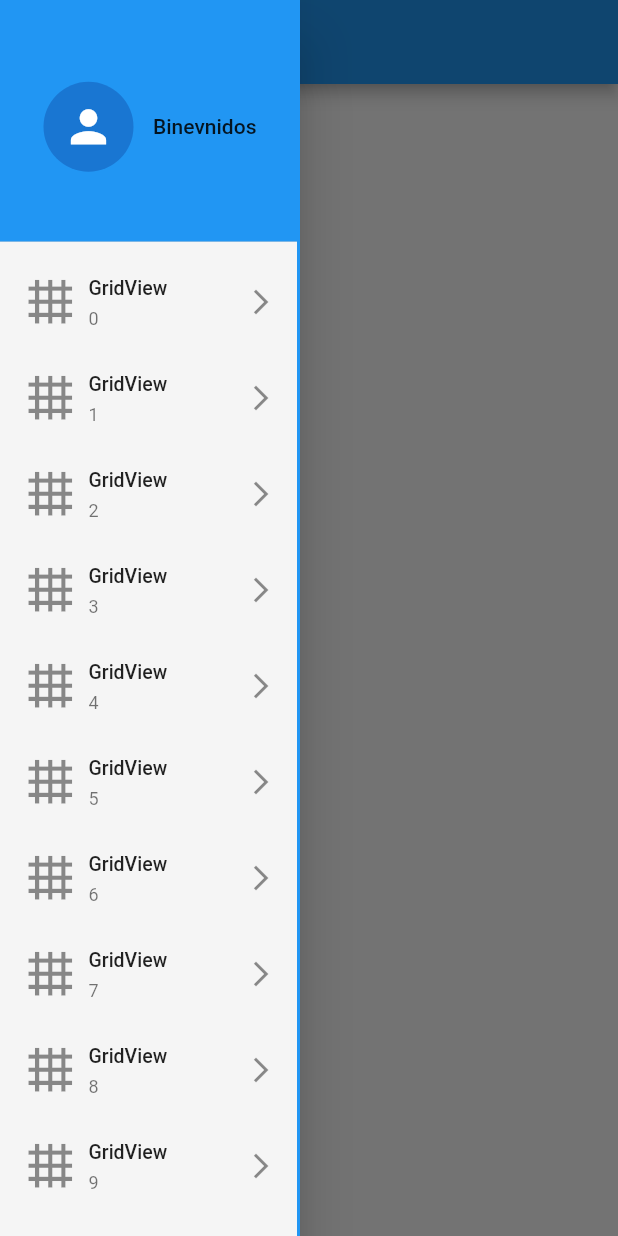
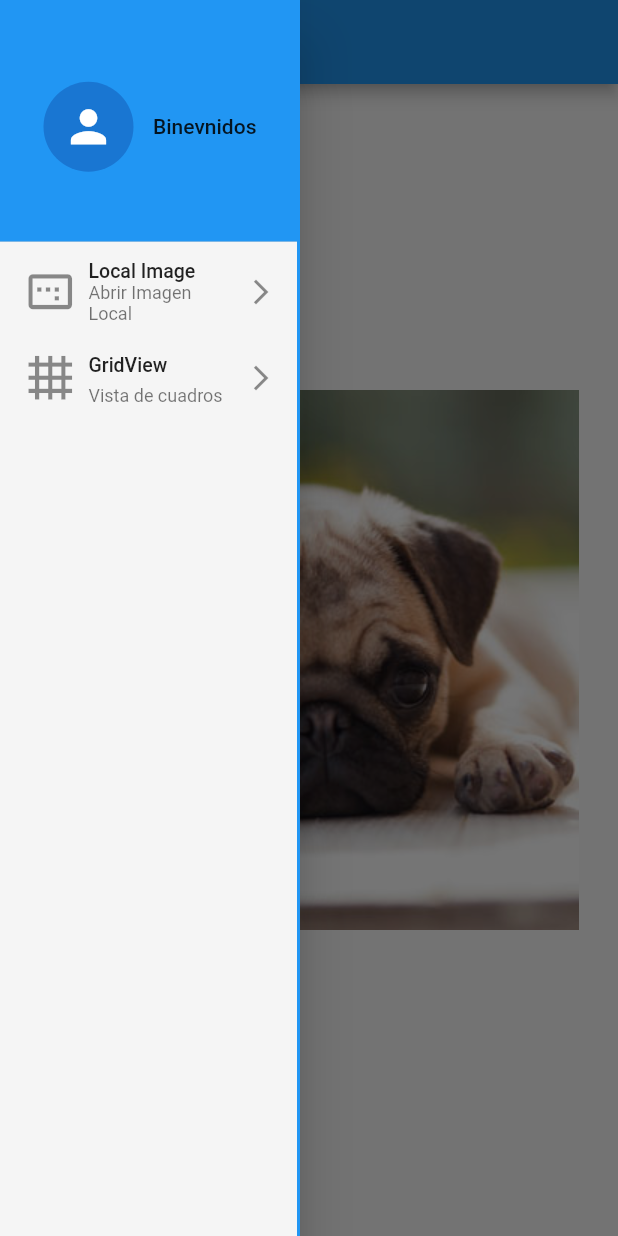
Before and after one commit to geeklagunero/tools_flutter, a Flutter app: the screen it shows after launch, with the side drawer open, on a phone screen of 412 x 824 dp. Run offline on Flutter 3.47's test engine with Material 2 defaults, Android fonts, the phone set to English and light mode, and no system bars.

Commit message:
terminar navegacion drawer

```diff
--- a/lib/src/Pages/home_page.dart
+++ b/lib/src/Pages/home_page.dart
@@ -1,14 +1,38 @@
 import 'package:flutter/material.dart';
+import 'package:my_tools/src/Pages/local_image.dart';
+import 'package:my_tools/src/Pages/my_pageview.dart';
 import 'package:my_tools/src/Widgets/my_drawer.dart';
 
-class HomePage extends StatelessWidget {
+class HomePage extends StatefulWidget {
   const HomePage({Key? key}) : super(key: key);
 
   @override
+  State<HomePage> createState() => _HomePageState();
+}
+
+class _HomePageState extends State<HomePage> {
+
+  int index = 0;
+
+  @override
   Widget build(BuildContext context) {
+
+    //aqui van las cosas que se ba  redibijar
+    List<Widget> myBody = const [
+      LocalImage(),
+      MyPageView(),
+    ];
+
     return Scaffold(
       appBar: AppBar(),
-      drawer: MyDrawer(),
+      drawer: MyDrawer(
+        cIndex: (i){
+          setState(() {
+            index = i;
+          });
+        },
+      ),
+      body: myBody[index],
 
     );
   }
--- /dev/null
+++ b/lib/src/Pages/local_image.dart
@@ -0,0 +1,16 @@
+import 'package:flutter/material.dart';
+
+class LocalImage extends StatelessWidget {
+  const LocalImage({Key? key}) : super(key: key);
+
+  @override
+  Widget build(BuildContext context) {
+    return const Center(
+      child: Image(
+        image: AssetImage(
+          'assets/pug-e.jpeg'
+        ),
+      )
+    );
+  }
+}
--- /dev/null
+++ b/lib/src/Pages/my_pageview.dart
@@ -0,0 +1,13 @@
+import 'package:flutter/material.dart';
+
+class MyPageView extends StatelessWidget {
+  const MyPageView({Key? key}) : super(key: key);
+
+  @override
+  Widget build(BuildContext context) {
+    return Container(
+      height: 250.0,
+      color: Colors.blue,
+    );
+  }
+}
--- a/lib/src/Widgets/my_drawer.dart
+++ b/lib/src/Widgets/my_drawer.dart
@@ -1,11 +1,17 @@
 import 'package:flutter/material.dart';
 import 'package:my_tools/src/Widgets/my_drawe_header.dart';
+import 'package:my_tools/src/utils/drawer_items.dart';
 
 class MyDrawer extends StatelessWidget {
-  const MyDrawer({Key? key}) : super(key: key);
+  final Function(int) cIndex;
+  const MyDrawer({Key? key, required this.cIndex}) : super(key: key);
 
   @override
   Widget build(BuildContext context) {
+
+   List<MyItems> items = DrawerItems().items;
+
+
     return Drawer(
       backgroundColor: Colors.grey[100],
       shape: const Border(
@@ -21,17 +27,18 @@ class MyDrawer extends StatelessWidget {
           ListView.builder(
             physics:  const NeverScrollableScrollPhysics(),
             shrinkWrap: true,
-            itemCount: 30,
+            itemCount: items.length,
             itemBuilder: (context, i){
               return ListTile(
                 dense: true,
                 horizontalTitleGap: 8.0,
                 minLeadingWidth: 10.0,
-                leading: const Icon(Icons.grid_4x4, size: 35.0,),
-                title: const Text("GridView"),
-                subtitle: Text("${i}"),
+                leading: Icon(items[i].icon, size: 35.0,),
+                title: Text(items[i].title),
+                subtitle: Text(items[i].subtitle),
                 trailing: const Icon(Icons.arrow_forward_ios_outlined, size: 20.0,),
                 onTap: (){
+                  cIndex(i);
                   Navigator.pop(context);
                 },
               );
@@ -42,3 +49,13 @@ class MyDrawer extends StatelessWidget {
     );
   }
 }
+
+
+class MyItems {
+  String title;
+  IconData icon;
+  String subtitle;
+
+  MyItems({required this.title, required this.icon, required this.subtitle});
+
+}
--- /dev/null
+++ b/lib/src/utils/drawer_items.dart
@@ -0,0 +1,11 @@
+import 'package:flutter/material.dart';
+import 'package:my_tools/src/Widgets/my_drawer.dart';
+
+
+class DrawerItems {
+
+  List<MyItems> items = [
+    MyItems(title: "Local Image", icon: Icons.image_aspect_ratio, subtitle: "Abrir Imagen Local"),
+    MyItems(title: "GridView", icon: Icons.grid_4x4, subtitle: "Vista de cuadros"),
+  ];
+}
--- a/pubspec.yaml
+++ b/pubspec.yaml
@@ -60,7 +60,8 @@ flutter:
   uses-material-design: true
 
   # To add assets to your application, add an assets section, like this:
-  # assets:
+  assets:
+    - assets/
   #   - images/a_dot_burr.jpeg
   #   - images/a_dot_ham.jpeg
 
```
Also changed, not shown: assets/pug-e.jpeg (added).
